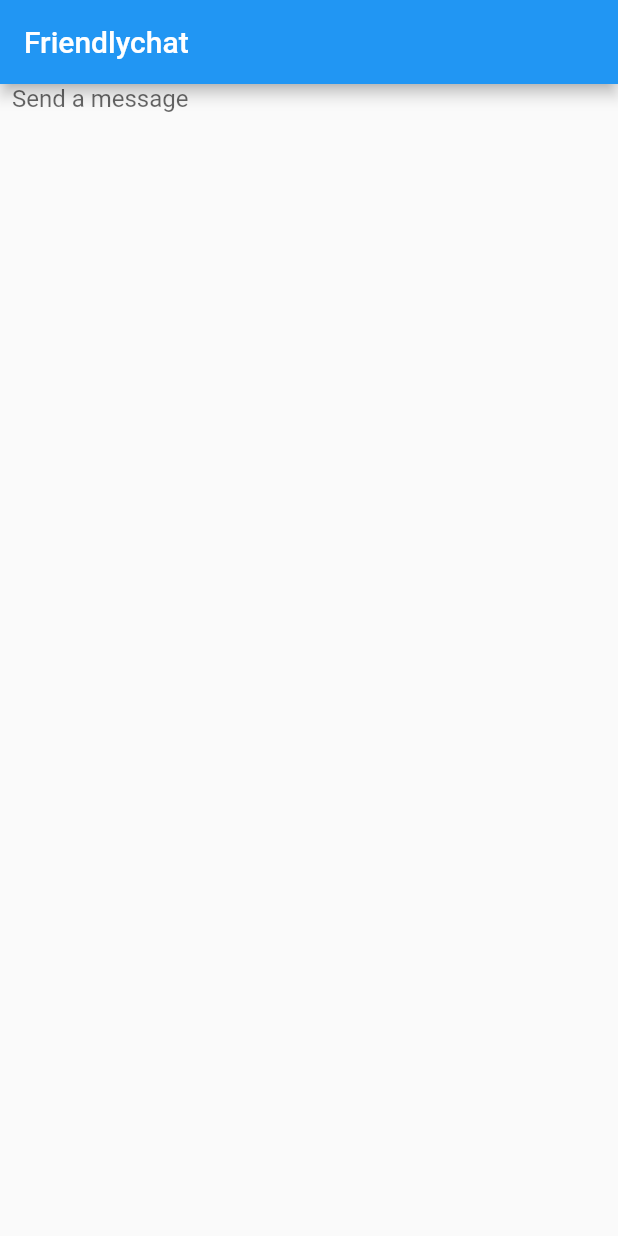
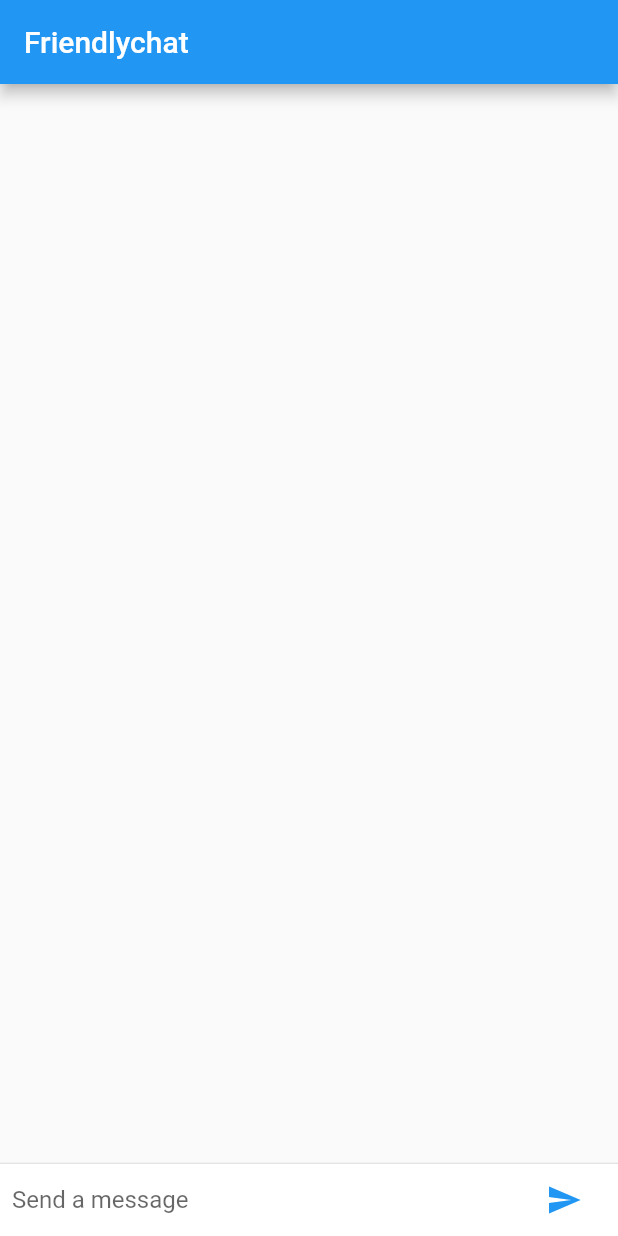
Before and after one commit to timj911/my_friendlychat, a Flutter app: the screen it shows after launch, on a phone screen of 412 x 824 dp. Run offline on Flutter 3.47's test engine with Material 2 defaults, Android fonts, the phone set to English and light mode, and no system bars.

```diff
--- a/lib/main.dart
+++ b/lib/main.dart
@@ -21,26 +21,98 @@ class ChatScreen extends StatefulWidget {
 
 class ChatScreenState extends State<ChatScreen> {
   final TextEditingController _textController = new TextEditingController();
+  final List<ChatMessage> _messages = <ChatMessage>[];
 
   Widget _buildTextComposer() {
-    return new Container(
-      margin: const EdgeInsets.symmetric(horizontal: 8.0),
-      child: new TextField(
-        controller: _textController,
-        onSubmitted: _handleSubmitted,
-        decoration: new InputDecoration.collapsed(hintText: "Send a message"),
+    return new IconTheme(
+      data: new IconThemeData(color: Theme.of(context).accentColor),
+      child: new Container(
+        margin: const EdgeInsets.symmetric(horizontal: 8.0),
+        child: new Row(
+          children: <Widget>[
+            new Flexible(
+              child: new TextField(
+                controller: _textController,
+                onSubmitted: _handleSubmitted,
+                decoration:
+                    new InputDecoration.collapsed(hintText: "Send a message"),
+              ),
+            ),
+            new Container(
+              margin: new EdgeInsets.symmetric(horizontal: 4.0),
+              child: new IconButton(
+                  icon: new Icon(Icons.send),
+                  onPressed: () => _handleSubmitted(_textController.text)),
+            ),
+          ],
+        ),
       ),
     );
   }
 
   void _handleSubmitted(String text) {
     _textController.clear();
+
+    ChatMessage message = new ChatMessage(
+      text: text,
+    );
+    setState(() {
+      _messages.insert(0, message);
+    });
   }
 
+  Widget build(BuildContext context) {
+    return new Scaffold(
+      appBar: new AppBar(title: new Text("Friendlychat")),
+      body: new Column(
+        children: <Widget>[
+          new Flexible(
+            child: new ListView.builder(
+              padding: new EdgeInsets.all(8.0),
+              reverse: true,
+              itemBuilder: (_, int index) => _messages[index],
+              itemCount: _messages.length,
+            ),
+          ),
+          new Divider(height: 1.0),
+          new Container(
+            decoration: new BoxDecoration(color: Theme.of(context).cardColor),
+            child: _buildTextComposer(),
+          ),
+        ],
+      ),
+    );
+  }
+}
+
+const String _name = "Man Tim";
+
+class ChatMessage extends StatelessWidget {
+  ChatMessage({this.text});
+  final String text;
   @override
   Widget build(BuildContext context) {
-    return new Scaffold(
-        appBar: new AppBar(title: new Text("Friendlychat")),
-        body: _buildTextComposer());
+    return new Container(
+      margin: const EdgeInsets.symmetric(vertical: 10.0),
+      child: new Row(
+        crossAxisAlignment: CrossAxisAlignment.start,
+        children: <Widget>[
+          new Container(
+            margin: const EdgeInsets.only(right: 16.0),
+            child: new CircleAvatar(child: new Text(_name[0])),
+          ),
+          new Column(
+            crossAxisAlignment: CrossAxisAlignment.start,
+            children: <Widget>[
+              new Text(_name, style: Theme.of(context).textTheme.subhead),
+              new Container(
+                margin: const EdgeInsets.only(top: 5.0),
+                child: new Text(text),
+              ),
+            ],
+          ),
+        ],
+      ),
+    );
   }
 }
```
